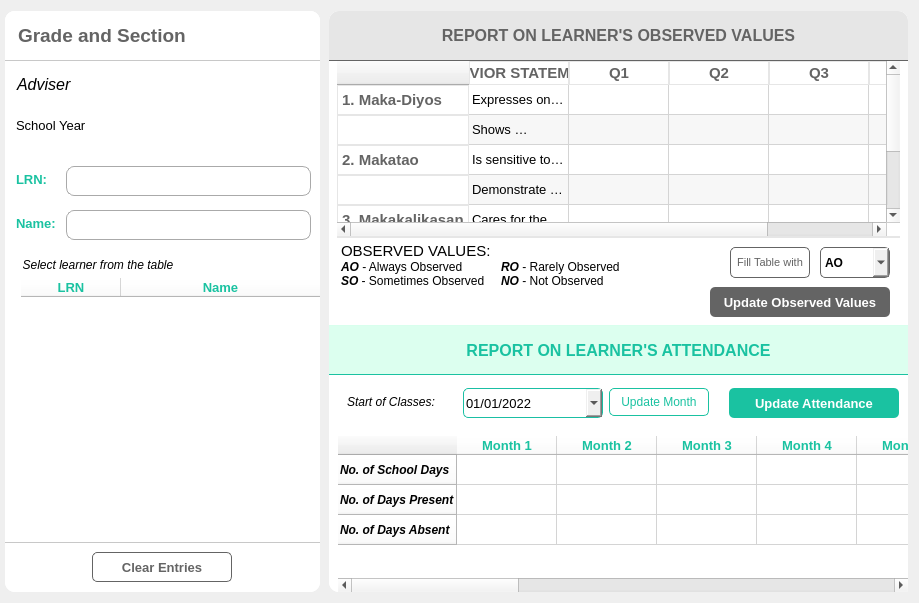
Old version of the form LMS_v2.1/ui/attendanceOV.ui in the repository jpcanas/School_LMSv2.
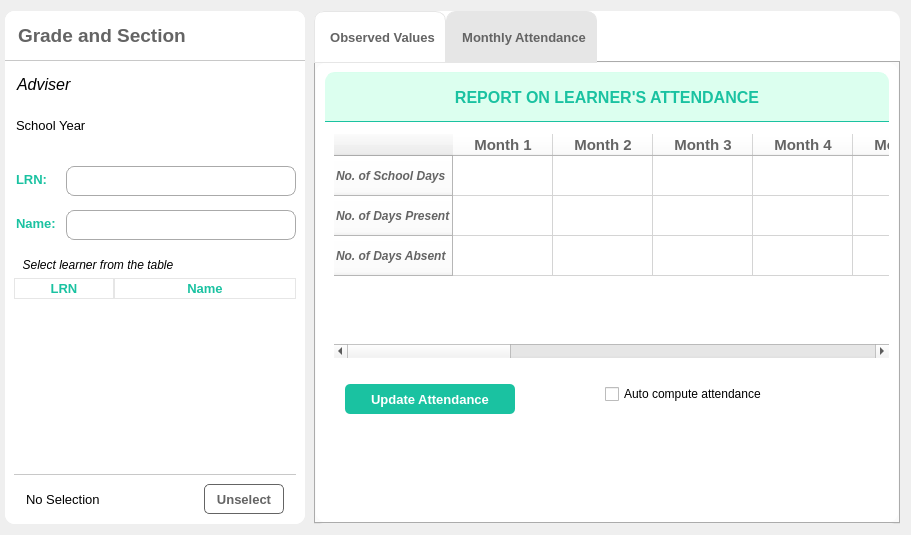
New version of the form. The open tabs and pages were chosen to show the change. Icons and pictures are not drawn.

Diff of the .ui file:
```diff
--- a/LMS_v2.1/ui/attendanceOV.ui
+++ b/LMS_v2.1/ui/attendanceOV.ui
@@ -6,8 +6,8 @@
    <rect>
     <x>0</x>
     <y>0</y>
-    <width>919</width>
-    <height>603</height>
+    <width>911</width>
+    <height>535</height>
    </rect>
   </property>
   <property name="windowTitle">
@@ -327,6 +327,24 @@
        </widget>
       </item>
       <item>
+       <widget class="QFrame" name="tableFrame">
+        <property name="frameShape">
+         <enum>QFrame::StyledPanel</enum>
+        </property>
+        <property name="frameShadow">
+         <enum>QFrame::Raised</enum>
+        </property>
+        <layout class="QVBoxLayout" name="verticalLayout_10">
+         <property name="spacing">
+          <number>0</number>
+         </property>
+         <property name="topMargin">
+          <number>0</number>
+         </property>
+         <property name="bottomMargin">
+          <number>0</number>
+         </property>
+         <item>
        <widget class="QTableWidget" name="studentTable_Att">
         <property name="styleSheet">
          <string notr="true">QTableWidget{
@@ -335,16 +353,30 @@
 }
 QFrame{
 	background-color:  rgb(255, 255, 255);
+}
+QTableView::item{
 	padding-left: 8px;
 }
 
 QTableView::item:selected  {
-	color: rgb(255, 255, 255);
-	background-color: rgb(100, 100, 100);
+	color: rgb(0, 0, 0);
+	background-color: rgb(230, 230, 230);
+}
+
+QHeaderView:section{
+	color: rgb(26, 194, 161);
+	background-color: rgb(255, 255, 255);
+border: 1px solid rgb(230, 230, 230);
 }
 
 </string>
         </property>
+           <property name="frameShape">
+            <enum>QFrame::NoFrame</enum>
+           </property>
+           <property name="frameShadow">
+            <enum>QFrame::Plain</enum>
+           </property>
         <property name="selectionMode">
          <enum>QAbstractItemView::SingleSelection</enum>
         </property>
@@ -424,7 +456,7 @@
         <property name="frameShadow">
          <enum>QFrame::Raised</enum>
         </property>
-        <layout class="QHBoxLayout" name="horizontalLayout_5">
+           <layout class="QHBoxLayout" name="horizontalLayout_4">
          <property name="leftMargin">
           <number>12</number>
          </property>
@@ -438,16 +470,45 @@
           <number>0</number>
          </property>
          <item>
-          <widget class="QPushButton" name="clrEntry_Att">
+             <widget class="QLabel" name="lblSelection">
            <property name="minimumSize">
             <size>
-             <width>140</width>
+                <width>0</width>
+                <height>0</height>
+               </size>
+              </property>
+              <property name="maximumSize">
+               <size>
+                <width>16777215</width>
+                <height>16777215</height>
+               </size>
+              </property>
+              <property name="font">
+               <font>
+                <pointsize>10</pointsize>
+               </font>
+              </property>
+              <property name="styleSheet">
+               <string notr="true">QLabel{
+border: none;
+}</string>
+              </property>
+              <property name="text">
+               <string>No Selection</string>
+              </property>
+             </widget>
+            </item>
+            <item>
+             <widget class="QPushButton" name="btnUnselect">
+              <property name="minimumSize">
+               <size>
+                <width>80</width>
              <height>30</height>
             </size>
            </property>
            <property name="maximumSize">
             <size>
-             <width>140</width>
+                <width>80</width>
              <height>16777215</height>
             </size>
            </property>
@@ -472,8 +533,11 @@
 }</string>
            </property>
            <property name="text">
-            <string>Clear Entries</string>
-           </property>
+               <string>Unselect</string>
+              </property>
+             </widget>
+            </item>
+           </layout>
           </widget>
          </item>
         </layout>
@@ -513,6 +577,65 @@
        <number>0</number>
       </property>
       <item>
+       <widget class="QTabWidget" name="attObVal_tabs">
+        <property name="font">
+         <font>
+          <pointsize>10</pointsize>
+          <bold>true</bold>
+         </font>
+        </property>
+        <property name="styleSheet">
+         <string notr="true">QTabBar::tab{
+	color: rgb(100, 100, 100);
+    background-color: rgb(255, 255, 255);
+	border-top-left-radius: 10px;
+	border-top-right-radius: 10px;
+	border-bottom-left-radius: 0;
+	border-bottom-right-radius: 0;
+	padding-left: 15px;
+	padding-right: 10px;
+	height: 50px;
+	border: 1px solid rgb(230, 230, 230);
+}
+
+QTabBar::tab:selected{
+	background-color: rgb(230, 230, 230);
+}
+</string>
+        </property>
+        <property name="tabShape">
+         <enum>QTabWidget::Rounded</enum>
+        </property>
+        <property name="currentIndex">
+         <number>0</number>
+        </property>
+        <property name="iconSize">
+         <size>
+          <width>16</width>
+          <height>16</height>
+         </size>
+        </property>
+        <widget class="QWidget" name="ObValTab">
+         <attribute name="title">
+          <string>Observed Values</string>
+         </attribute>
+         <layout class="QVBoxLayout" name="verticalLayout">
+          <property name="spacing">
+           <number>0</number>
+          </property>
+          <property name="leftMargin">
+           <number>0</number>
+          </property>
+          <property name="topMargin">
+           <number>0</number>
+          </property>
+          <property name="rightMargin">
+           <number>0</number>
+          </property>
+          <property name="bottomMargin">
+           <number>0</number>
+          </property>
+          <item>
        <widget class="QFrame" name="ovFrame">
         <property name="styleSheet">
          <string notr="true">QFrame{
@@ -530,13 +653,13 @@
           <number>0</number>
          </property>
          <property name="leftMargin">
-          <number>0</number>
+              <number>8</number>
          </property>
          <property name="topMargin">
-          <number>0</number>
+              <number>8</number>
          </property>
          <property name="rightMargin">
-          <number>0</number>
+              <number>8</number>
          </property>
          <property name="bottomMargin">
           <number>0</number>
@@ -625,7 +748,7 @@
 
 QTableView::item:selected  {
 	color: rgb(255, 255, 255);
-	background-color: rgb(230, 230, 230);
+	background-color: rgb(220, 255, 239);
 }
 QScrollArea{
 	background-color: rgb(255, 255, 255);
@@ -961,7 +1084,7 @@
               <property name="maximumSize">
                <size>
                 <width>16777215</width>
-                <height>85</height>
+                    <height>100</height>
                </size>
               </property>
               <property name="styleSheet">
@@ -1197,6 +1320,37 @@
         </layout>
        </widget>
       </item>
+         </layout>
+        </widget>
+        <widget class="QWidget" name="attendanceTab">
+         <attribute name="title">
+          <string>Monthly Attendance</string>
+         </attribute>
+         <layout class="QVBoxLayout" name="verticalLayout_2">
+          <property name="spacing">
+           <number>0</number>
+          </property>
+          <property name="leftMargin">
+           <number>0</number>
+          </property>
+          <property name="topMargin">
+           <number>0</number>
+          </property>
+          <property name="rightMargin">
+           <number>0</number>
+          </property>
+          <property name="bottomMargin">
+           <number>0</number>
+          </property>
+          <item>
+           <widget class="QFrame" name="frame_3">
+            <property name="frameShape">
+             <enum>QFrame::StyledPanel</enum>
+            </property>
+            <property name="frameShadow">
+             <enum>QFrame::Raised</enum>
+            </property>
+            <layout class="QVBoxLayout" name="verticalLayout_9">
       <item>
        <widget class="QLabel" name="label_8">
         <property name="minimumSize">
@@ -1219,7 +1373,10 @@
         </property>
         <property name="styleSheet">
          <string notr="true">QLabel{
-	border-radius: 0;	
+	border-top-left-radius: 10px;
+	border-top-right-radius: 10px;
+	border-bottom-left-radius: 0;
+	border-bottom-right-radius: 0;
 	color: rgb(26, 194, 161);
 	background-color: rgb(220, 255, 239);
  	border-top: 1px solid rgb(216, 255, 237);
@@ -1268,7 +1425,7 @@
           <number>9</number>
          </property>
          <property name="topMargin">
-          <number>0</number>
+                 <number>6</number>
          </property>
          <property name="rightMargin">
           <number>0</number>
@@ -1276,204 +1433,6 @@
          <property name="bottomMargin">
           <number>0</number>
          </property>
-         <item>
-          <widget class="QFrame" name="frame_6">
-           <property name="minimumSize">
-            <size>
-             <width>0</width>
-             <height>45</height>
-            </size>
-           </property>
-           <property name="maximumSize">
-            <size>
-             <width>16777215</width>
-             <height>45</height>
-            </size>
-           </property>
-           <property name="frameShape">
-            <enum>QFrame::StyledPanel</enum>
-           </property>
-           <property name="frameShadow">
-            <enum>QFrame::Raised</enum>
-           </property>
-           <layout class="QHBoxLayout" name="horizontalLayout_4">
-            <item>
-             <widget class="QLabel" name="label_3">
-              <property name="minimumSize">
-               <size>
-                <width>110</width>
-                <height>0</height>
-               </size>
-              </property>
-              <property name="maximumSize">
-               <size>
-                <width>125</width>
-                <height>16777215</height>
-               </size>
-              </property>
-              <property name="font">
-               <font>
-                <pointsize>9</pointsize>
-                <italic>true</italic>
-                <bold>false</bold>
-               </font>
-              </property>
-              <property name="text">
-               <string>Start of Classes:</string>
-              </property>
-             </widget>
-            </item>
-            <item>
-             <widget class="QDateEdit" name="dateEdit">
-              <property name="minimumSize">
-               <size>
-                <width>140</width>
-                <height>30</height>
-               </size>
-              </property>
-              <property name="maximumSize">
-               <size>
-                <width>180</width>
-                <height>30</height>
-               </size>
-              </property>
-              <property name="font">
-               <font>
-                <pointsize>10</pointsize>
-               </font>
-              </property>
-              <property name="styleSheet">
-               <string notr="true">QDateEdit{
-border-radius: 5px;
-border: 1px solid rgb(26, 191, 164);
-
-}</string>
-              </property>
-              <property name="currentSection">
-               <enum>QDateTimeEdit::MonthSection</enum>
-              </property>
-              <property name="displayFormat">
-               <string>MM/dd/yyyy</string>
-              </property>
-              <property name="calendarPopup">
-               <bool>true</bool>
-              </property>
-              <property name="currentSectionIndex">
-               <number>0</number>
-              </property>
-              <property name="date">
-               <date>
-                <year>2022</year>
-                <month>1</month>
-                <day>1</day>
-               </date>
-              </property>
-             </widget>
-            </item>
-            <item>
-             <widget class="QPushButton" name="updMonthBtn">
-              <property name="minimumSize">
-               <size>
-                <width>100</width>
-                <height>28</height>
-               </size>
-              </property>
-              <property name="maximumSize">
-               <size>
-                <width>100</width>
-                <height>16777215</height>
-               </size>
-              </property>
-              <property name="font">
-               <font>
-                <pointsize>9</pointsize>
-               </font>
-              </property>
-              <property name="cursor">
-               <cursorShape>PointingHandCursor</cursorShape>
-              </property>
-              <property name="styleSheet">
-               <string notr="true">QPushButton{
-color: rgb(26, 194, 161);
-	border-radius: 5px;
-	border: 1px solid rgb(26, 194, 161);
-	background-color: rgb(255, 255, 255);
-}
-QPushButton:hover, QPushButton:focus{
-	background-color: rgb(26, 194, 161);
-	color: rgb(255, 255, 255);
-}
-</string>
-              </property>
-              <property name="text">
-               <string>Update Month</string>
-              </property>
-             </widget>
-            </item>
-            <item>
-             <widget class="QLabel" name="startClassDate">
-              <property name="font">
-               <font>
-                <pointsize>10</pointsize>
-                <italic>false</italic>
-                <bold>true</bold>
-               </font>
-              </property>
-              <property name="text">
-               <string/>
-              </property>
-              <property name="alignment">
-               <set>Qt::AlignCenter</set>
-              </property>
-             </widget>
-            </item>
-            <item>
-             <widget class="QPushButton" name="updAttBtn">
-              <property name="minimumSize">
-               <size>
-                <width>170</width>
-                <height>30</height>
-               </size>
-              </property>
-              <property name="maximumSize">
-               <size>
-                <width>170</width>
-                <height>30</height>
-               </size>
-              </property>
-              <property name="font">
-               <font>
-                <pointsize>10</pointsize>
-                <bold>true</bold>
-               </font>
-              </property>
-              <property name="cursor">
-               <cursorShape>PointingHandCursor</cursorShape>
-              </property>
-              <property name="styleSheet">
-               <string notr="true">QPushButton:focus{
-color: rgb(0, 0, 0);
-	border-radius: 5px;
-	border: 2px solid rgb(26, 194, 161);
-	background-color: rgb(255, 255, 255);
-}
-QPushButton:hover{
-	background-color: rgb(19, 140, 116);
-}
-QPushButton{
-background-color: rgb(26, 194, 161);
-	color: rgb(255, 255, 255);
- 	border-radius: 5px;
-}</string>
-              </property>
-              <property name="text">
-               <string>Update Attendance</string>
-              </property>
-             </widget>
-            </item>
-           </layout>
-          </widget>
-         </item>
          <item>
           <widget class="QTableWidget" name="attTable">
            <property name="styleSheet">
@@ -1529,6 +1488,9 @@
            <property name="dragDropOverwriteMode">
             <bool>false</bool>
            </property>
+                  <attribute name="verticalHeaderDefaultSectionSize">
+                   <number>40</number>
+                  </attribute>
            <row>
             <property name="text">
              <string>No. of School Days</string>
@@ -1540,6 +1502,15 @@
               <bold>true</bold>
              </font>
             </property>
+                   <property name="foreground">
+                    <brush brushstyle="SolidPattern">
+                     <color alpha="255">
+                      <red>100</red>
+                      <green>100</green>
+                      <blue>100</blue>
+                     </color>
+                    </brush>
+                   </property>
            </row>
            <row>
             <property name="text">
@@ -1552,6 +1523,15 @@
               <bold>true</bold>
              </font>
             </property>
+                   <property name="foreground">
+                    <brush brushstyle="SolidPattern">
+                     <color alpha="255">
+                      <red>100</red>
+                      <green>100</green>
+                      <blue>100</blue>
+                     </color>
+                    </brush>
+                   </property>
            </row>
            <row>
             <property name="text">
@@ -1564,6 +1544,15 @@
               <bold>true</bold>
              </font>
             </property>
+                   <property name="foreground">
+                    <brush brushstyle="SolidPattern">
+                     <color alpha="255">
+                      <red>100</red>
+                      <green>100</green>
+                      <blue>100</blue>
+                     </color>
+                    </brush>
+                   </property>
            </row>
            <column>
             <property name="text">
@@ -1571,16 +1560,16 @@
             </property>
             <property name="font">
              <font>
-              <pointsize>10</pointsize>
+                     <pointsize>11</pointsize>
               <bold>true</bold>
              </font>
             </property>
             <property name="foreground">
              <brush brushstyle="SolidPattern">
               <color alpha="255">
-               <red>26</red>
-               <green>194</green>
-               <blue>161</blue>
+                      <red>100</red>
+                      <green>100</green>
+                      <blue>100</blue>
               </color>
              </brush>
             </property>
@@ -1591,16 +1580,16 @@
             </property>
             <property name="font">
              <font>
-              <pointsize>10</pointsize>
+                     <pointsize>11</pointsize>
               <bold>true</bold>
              </font>
             </property>
             <property name="foreground">
              <brush brushstyle="SolidPattern">
               <color alpha="255">
-               <red>26</red>
-               <green>194</green>
-               <blue>161</blue>
+                      <red>100</red>
+                      <green>100</green>
+                      <blue>100</blue>
               </color>
              </brush>
             </property>
@@ -1611,16 +1600,16 @@
             </property>
             <property name="font">
              <font>
-              <pointsize>10</pointsize>
+                     <pointsize>11</pointsize>
               <bold>true</bold>
              </font>
             </property>
             <property name="foreground">
              <brush brushstyle="SolidPattern">
               <color alpha="255">
-               <red>26</red>
-               <green>194</green>
-               <blue>161</blue>
+                      <red>100</red>
+                      <green>100</green>
+                      <blue>100</blue>
               </color>
              </brush>
             </property>
@@ -1631,16 +1620,16 @@
             </property>
             <property name="font">
              <font>
-              <pointsize>10</pointsize>
+                     <pointsize>11</pointsize>
               <bold>true</bold>
              </font>
             </property>
             <property name="foreground">
              <brush brushstyle="SolidPattern">
               <color alpha="255">
-               <red>26</red>
-               <green>194</green>
-               <blue>161</blue>
+                      <red>100</red>
+                      <green>100</green>
+                      <blue>100</blue>
               </color>
              </brush>
             </property>
@@ -1651,16 +1640,16 @@
             </property>
             <property name="font">
              <font>
-              <pointsize>10</pointsize>
+                     <pointsize>11</pointsize>
               <bold>true</bold>
              </font>
             </property>
             <property name="foreground">
              <brush brushstyle="SolidPattern">
               <color alpha="255">
-               <red>26</red>
-               <green>194</green>
-               <blue>161</blue>
+                      <red>100</red>
+                      <green>100</green>
+                      <blue>100</blue>
               </color>
              </brush>
             </property>
@@ -1671,16 +1660,16 @@
             </property>
             <property name="font">
              <font>
-              <pointsize>10</pointsize>
+                     <pointsize>11</pointsize>
               <bold>true</bold>
              </font>
             </property>
             <property name="foreground">
              <brush brushstyle="SolidPattern">
               <color alpha="255">
-               <red>26</red>
-               <green>194</green>
-               <blue>161</blue>
+                      <red>100</red>
+                      <green>100</green>
+                      <blue>100</blue>
               </color>
              </brush>
             </property>
@@ -1691,16 +1680,16 @@
             </property>
             <property name="font">
              <font>
-              <pointsize>10</pointsize>
+                     <pointsize>11</pointsize>
               <bold>true</bold>
              </font>
             </property>
             <property name="foreground">
              <brush brushstyle="SolidPattern">
               <color alpha="255">
-               <red>26</red>
-               <green>194</green>
-               <blue>161</blue>
+                      <red>100</red>
+                      <green>100</green>
+                      <blue>100</blue>
               </color>
              </brush>
             </property>
@@ -1711,16 +1700,16 @@
             </property>
             <property name="font">
              <font>
-              <pointsize>10</pointsize>
+                     <pointsize>11</pointsize>
               <bold>true</bold>
              </font>
             </property>
             <property name="foreground">
              <brush brushstyle="SolidPattern">
               <color alpha="255">
-               <red>26</red>
-               <green>194</green>
-               <blue>161</blue>
+                      <red>100</red>
+                      <green>100</green>
+                      <blue>100</blue>
               </color>
              </brush>
             </property>
@@ -1731,16 +1720,16 @@
             </property>
             <property name="font">
              <font>
-              <pointsize>10</pointsize>
+                     <pointsize>11</pointsize>
               <bold>true</bold>
              </font>
             </property>
             <property name="foreground">
              <brush brushstyle="SolidPattern">
               <color alpha="255">
-               <red>26</red>
-               <green>194</green>
-               <blue>161</blue>
+                      <red>100</red>
+                      <green>100</green>
+                      <blue>100</blue>
               </color>
              </brush>
             </property>
@@ -1751,16 +1740,16 @@
             </property>
             <property name="font">
              <font>
-              <pointsize>10</pointsize>
+                     <pointsize>11</pointsize>
               <bold>true</bold>
              </font>
             </property>
             <property name="foreground">
              <brush brushstyle="SolidPattern">
               <color alpha="255">
-               <red>26</red>
-               <green>194</green>
-               <blue>161</blue>
+                      <red>100</red>
+                      <green>100</green>
+                      <blue>100</blue>
               </color>
              </brush>
             </property>
@@ -1771,16 +1760,16 @@
             </property>
             <property name="font">
              <font>
-              <pointsize>10</pointsize>
+                     <pointsize>11</pointsize>
               <bold>true</bold>
              </font>
             </property>
             <property name="foreground">
              <brush brushstyle="SolidPattern">
               <color alpha="255">
-               <red>26</red>
-               <green>194</green>
-               <blue>161</blue>
+                      <red>100</red>
+                      <green>100</green>
+                      <blue>100</blue>
               </color>
              </brush>
             </property>
@@ -1791,16 +1780,16 @@
             </property>
             <property name="font">
              <font>
-              <pointsize>10</pointsize>
+                     <pointsize>11</pointsize>
               <bold>true</bold>
              </font>
             </property>
             <property name="foreground">
              <brush brushstyle="SolidPattern">
               <color alpha="255">
-               <red>26</red>
-               <green>194</green>
-               <blue>161</blue>
+                      <red>100</red>
+                      <green>100</green>
+                      <blue>100</blue>
               </color>
              </brush>
             </property>
@@ -1811,7 +1800,7 @@
             </property>
             <property name="font">
              <font>
-              <pointsize>10</pointsize>
+                     <pointsize>11</pointsize>
               <bold>true</bold>
              </font>
             </property>
@@ -1828,6 +1817,94 @@
           </widget>
          </item>
         </layout>
+              </widget>
+             </item>
+             <item>
+              <widget class="QFrame" name="frame_4">
+               <property name="styleSheet">
+                <string notr="true">QFrame{
+	border-top-left-radius: 0;
+	border-top-right-radius: 0;
+	border-bottom-left-radius: 10px;
+	border-bottom-right-radius: 10px;
+}</string>
+               </property>
+               <property name="frameShape">
+                <enum>QFrame::StyledPanel</enum>
+               </property>
+               <property name="frameShadow">
+                <enum>QFrame::Raised</enum>
+               </property>
+               <widget class="QPushButton" name="updAttBtn">
+                <property name="geometry">
+                 <rect>
+                  <x>20</x>
+                  <y>20</y>
+                  <width>170</width>
+                  <height>30</height>
+                 </rect>
+                </property>
+                <property name="minimumSize">
+                 <size>
+                  <width>170</width>
+                  <height>30</height>
+                 </size>
+                </property>
+                <property name="maximumSize">
+                 <size>
+                  <width>170</width>
+                  <height>30</height>
+                 </size>
+                </property>
+                <property name="font">
+                 <font>
+                  <pointsize>10</pointsize>
+                  <bold>true</bold>
+                 </font>
+                </property>
+                <property name="cursor">
+                 <cursorShape>PointingHandCursor</cursorShape>
+                </property>
+                <property name="styleSheet">
+                 <string notr="true">QPushButton:focus{
+color: rgb(0, 0, 0);
+	border-radius: 5px;
+	border: 2px solid rgb(26, 194, 161);
+	background-color: rgb(255, 255, 255);
+}
+QPushButton:hover{
+	background-color: rgb(19, 140, 116);
+}
+QPushButton{
+background-color: rgb(26, 194, 161);
+	color: rgb(255, 255, 255);
+ 	border-radius: 5px;
+}</string>
+                </property>
+                <property name="text">
+                 <string>Update Attendance</string>
+                </property>
+               </widget>
+               <widget class="QCheckBox" name="chckBoxAutoCompute">
+                <property name="geometry">
+                 <rect>
+                  <x>280</x>
+                  <y>20</y>
+                  <width>161</width>
+                  <height>20</height>
+                 </rect>
+                </property>
+                <property name="text">
+                 <string>Auto compute attendance</string>
+                </property>
+               </widget>
+              </widget>
+             </item>
+            </layout>
+           </widget>
+          </item>
+         </layout>
+        </widget>
        </widget>
       </item>
      </layout>
```
Lines whose indentation alone changed are shown as unchanged.
